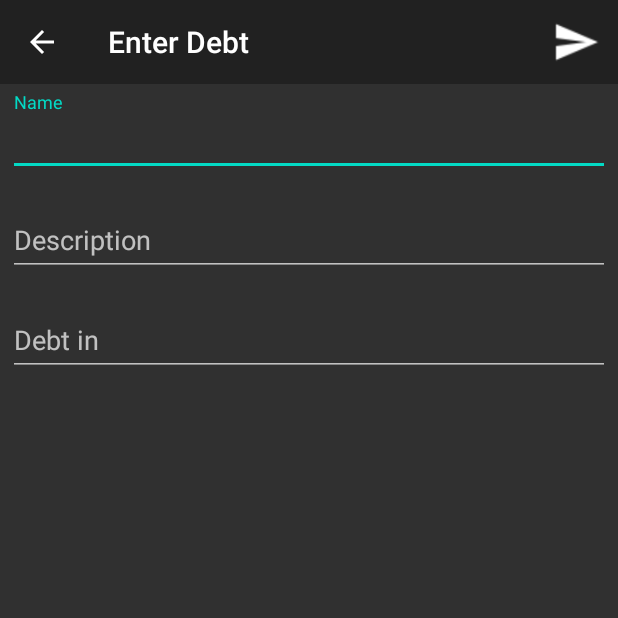
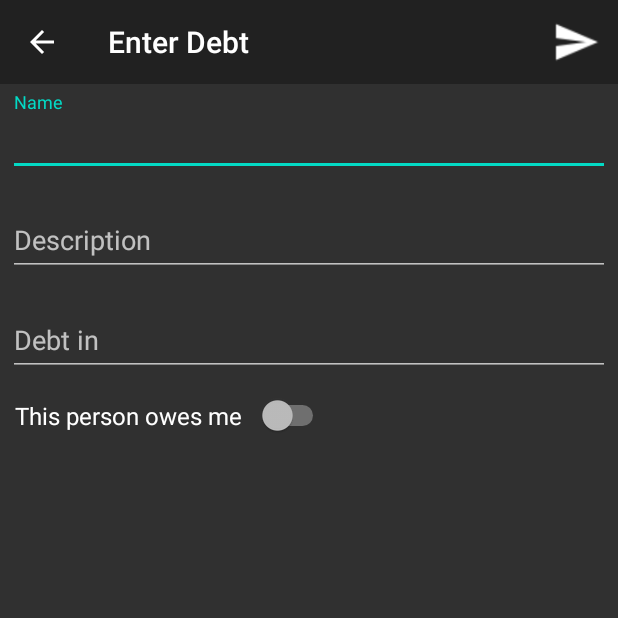
Before and after one commit to ponwed/DebtTracker, an Android app: the screen it shows after launch (AddNewDebtActivity), after a tap on an icon or button, on a phone screen of 412 x 824 dp, the top half of it. Run offline under Robolectric (Android 15) with nearby library versions, the phone set to English and light mode, and no system bars.

Commit message:
Added display of debt direction (i owe/im owed)

```diff
--- a/app/src/main/java/com/pontus/debttracker/AddNewDebtActivity.java
+++ b/app/src/main/java/com/pontus/debttracker/AddNewDebtActivity.java
@@ -14,6 +14,7 @@ import android.view.Window;
 import android.widget.ArrayAdapter;
 import android.widget.Button;
 import android.widget.Spinner;
+import android.widget.Switch;
 import android.widget.Toast;
 
 import com.google.android.material.textfield.TextInputLayout;
@@ -132,6 +133,7 @@ public class AddNewDebtActivity extends AppCompatActivity
         TextInputLayout etName = findViewById(R.id.et_Name);
         TextInputLayout etDesc = findViewById(R.id.et_desc);
         TextInputLayout etSum = findViewById(R.id.et_sum);
+        Switch sw = findViewById(R.id.owe_switch);
 
         if(verifyFields())
         {
@@ -140,6 +142,7 @@ public class AddNewDebtActivity extends AppCompatActivity
             extras.putString("desc", Objects.requireNonNull(etDesc.getEditText()).getText().toString());
             extras.putString("sum", Objects.requireNonNull(etSum.getEditText()).getText().toString() + " " + getCurrency());
             extras.putString("date", date);
+            extras.putBoolean("owed", sw.isChecked());
 
             Intent intent = new Intent();
             intent.putExtras(extras);
--- a/app/src/main/java/com/pontus/debttracker/DebtCard.java
+++ b/app/src/main/java/com/pontus/debttracker/DebtCard.java
@@ -8,12 +8,14 @@ class DebtCard implements Serializable
     String description;
     String debt;
     String date;
+    boolean owed;
 
-    DebtCard(String debtor, String description, String debt, String date)
+    DebtCard(String debtor, String description, String debt, String date, boolean owed)
     {
         this.debtor = debtor;
         this.description = description;
         this.debt = debt;
         this.date = date;
+        this.owed = owed;
     }
 }
--- a/app/src/main/java/com/pontus/debttracker/MainActivity.java
+++ b/app/src/main/java/com/pontus/debttracker/MainActivity.java
@@ -77,7 +77,8 @@ public class MainActivity extends AppCompatActivity {
                             extras.getString("name"),
                             extras.getString("desc"),
                             extras.getString("sum"),
-                            extras.getString("date"));
+                            extras.getString("date"),
+                            extras.getBoolean("owed"));
 
                     addNewDebtItem(debtCard);
                 }
--- a/app/src/main/res/layout/activity_add_new_debt.xml
+++ b/app/src/main/res/layout/activity_add_new_debt.xml
@@ -57,4 +57,15 @@
         app:layout_constraintStart_toStartOf="parent"
         app:layout_constraintTop_toTopOf="parent" />
 
+    <Switch
+        android:id="@+id/owe_switch"
+        android:layout_width="wrap_content"
+        android:layout_height="wrap_content"
+        android:padding="10dp"
+        android:text="@string/person_owes_me"
+        android:textSize="16sp"
+        android:switchPadding="10dp"
+        app:layout_constraintStart_toStartOf="parent"
+        app:layout_constraintTop_toBottomOf="@+id/et_sum" />
+
 </androidx.constraintlayout.widget.ConstraintLayout>
--- a/app/src/main/res/values/colors.xml
+++ b/app/src/main/res/values/colors.xml
@@ -4,4 +4,6 @@
     <color name="colorPrimaryDark">#141414</color>
     <color name="colorAccent">#03DAC5</color>
     <color name="cardColor">#424242</color>
+    <color name="myDebt">#e53935</color>
+    <color name="yourDebt">#689f38</color>
 </resources>
--- a/app/src/main/res/values/strings.xml
+++ b/app/src/main/res/values/strings.xml
@@ -9,6 +9,9 @@
     <string name="debt_desc">Description</string>
     <string name="debt_sum">Debt in</string>
     <string name="create_title">Create</string>
+    <string name="person_owes_me">This person owes me</string>
+    <string name="im_owed">I\'m owed</string>
+    <string name="i_owe">I owe</string>
 
     <!-- SettingsActivity -->
     <string name="settings">Settings</string>
```
Also changed, not shown: app/src/main/java/com/pontus/debttracker/RecyclerViewAdapter.java (+16 -2 lines), app/src/main/res/layout/layout_listitem.xml (+10 -0 lines).
